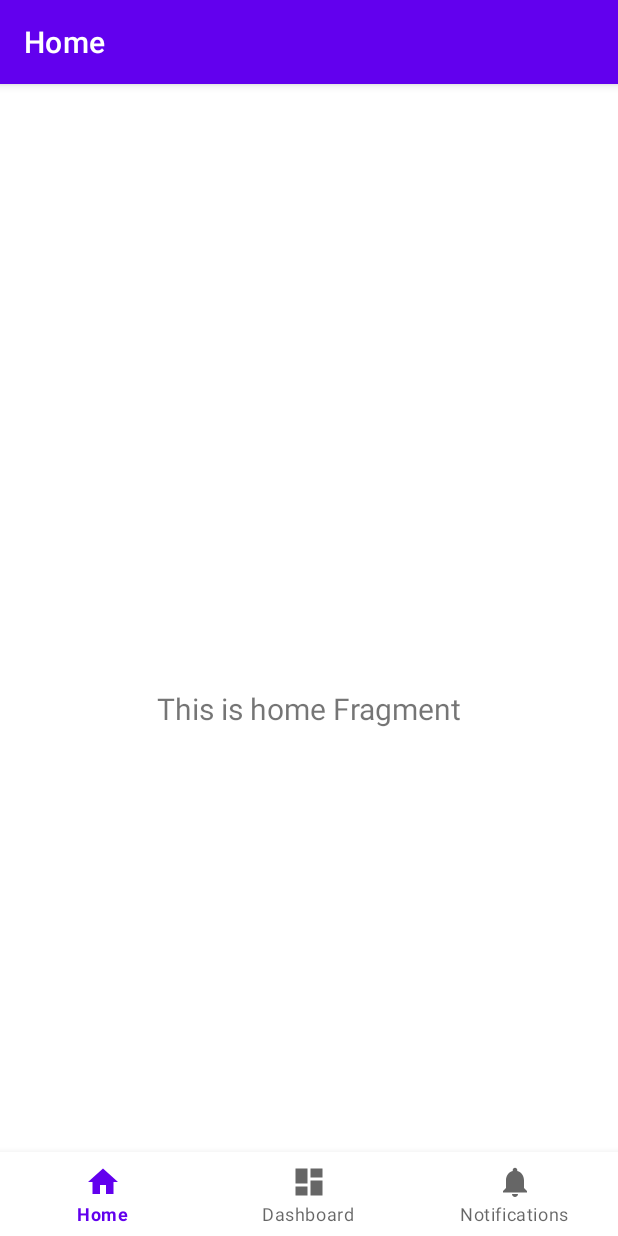
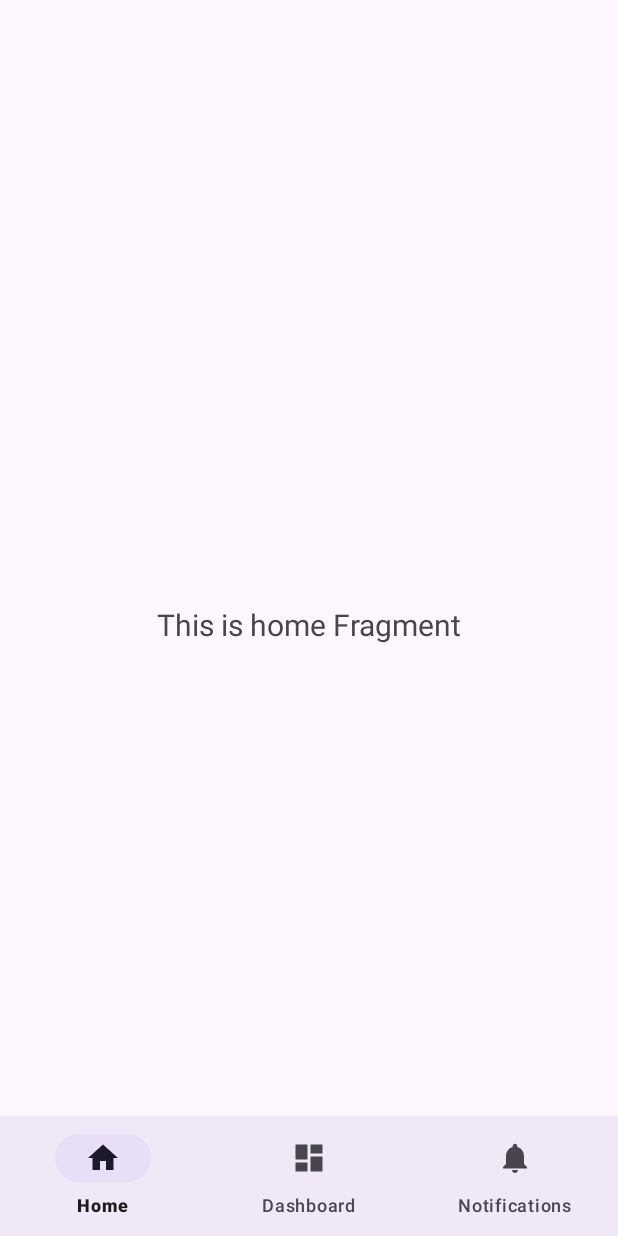
Before and after one commit to platonso/Yamify, an Android app: the screen it shows after launch (MainActivity), on a phone screen of 412 x 824 dp. Run offline under Robolectric (Android 15) with nearby library versions, the phone set to English and light mode, and no system bars; our stand-ins replace navigation-ui.

Commit message:
minor improvements

```diff
--- a/app/src/main/AndroidManifest.xml
+++ b/app/src/main/AndroidManifest.xml
@@ -1,6 +1,8 @@
 <?xml version="1.0" encoding="utf-8"?>
 <manifest xmlns:android="http://schemas.android.com/apk/res/android"
     xmlns:tools="http://schemas.android.com/tools">
+
+    <uses-permission android:name="android.permission.INTERNET"/>
 
     <application
         android:allowBackup="true"
@@ -15,7 +17,7 @@
         <activity
             android:name=".MainActivity"
             android:exported="true"
-            android:label="@string/app_name">
+            android:screenOrientation="portrait">
             <intent-filter>
                 <action android:name="android.intent.action.MAIN" />
 
--- a/app/src/main/java/com/platonso/yamify/MainActivity.kt
+++ b/app/src/main/java/com/platonso/yamify/MainActivity.kt
@@ -1,8 +1,11 @@
 package com.platonso.yamify
 
 import android.os.Bundle
+import androidx.activity.enableEdgeToEdge
 import com.google.android.material.bottomnavigation.BottomNavigationView
 import androidx.appcompat.app.AppCompatActivity
+import androidx.core.view.ViewCompat
+import androidx.core.view.WindowInsetsCompat
 import androidx.navigation.findNavController
 import androidx.navigation.ui.AppBarConfiguration
 import androidx.navigation.ui.setupActionBarWithNavController
@@ -15,9 +18,18 @@ class MainActivity : AppCompatActivity() {
 
     override fun onCreate(savedInstanceState: Bundle?) {
         super.onCreate(savedInstanceState)
-
+        supportActionBar?.hide()
+        enableEdgeToEdge()
         binding = ActivityMainBinding.inflate(layoutInflater)
         setContentView(binding.root)
+
+        ViewCompat.setOnApplyWindowInsetsListener(findViewById(R.id.main)) { v, insets ->
+            val systemBars = insets.getInsets(WindowInsetsCompat.Type.systemBars())
+            v.setPadding(systemBars.left, systemBars.top, systemBars.right, 0)
+            insets
+        }
+
+
 
         val navView: BottomNavigationView = binding.navView
 
--- a/app/src/main/res/layout/activity_main.xml
+++ b/app/src/main/res/layout/activity_main.xml
@@ -1,7 +1,7 @@
 <?xml version="1.0" encoding="utf-8"?>
 <androidx.constraintlayout.widget.ConstraintLayout xmlns:android="http://schemas.android.com/apk/res/android"
     xmlns:app="http://schemas.android.com/apk/res-auto"
-    android:id="@+id/container"
+    android:id="@+id/main"
     android:layout_width="match_parent"
     android:layout_height="match_parent"
     android:paddingTop="?attr/actionBarSize">
--- a/app/src/main/res/values-night/themes.xml
+++ b/app/src/main/res/values-night/themes.xml
@@ -1,16 +1,12 @@
 <resources xmlns:tools="http://schemas.android.com/tools">
     <!-- Base application theme. -->
-    <style name="Theme.Yamify" parent="Theme.MaterialComponents.DayNight.DarkActionBar">
-        <!-- Primary brand color. -->
-        <item name="colorPrimary">@color/purple_200</item>
-        <item name="colorPrimaryVariant">@color/purple_700</item>
-        <item name="colorOnPrimary">@color/black</item>
-        <!-- Secondary brand color. -->
-        <item name="colorSecondary">@color/teal_200</item>
-        <item name="colorSecondaryVariant">@color/teal_200</item>
-        <item name="colorOnSecondary">@color/black</item>
-        <!-- Status bar color. -->
-        <item name="android:statusBarColor">?attr/colorPrimaryVariant</item>
-        <!-- Customize your theme here. -->
+    <style name="Base.Theme.Yamify" parent="Theme.Material3.DayNight">
+        <!-- Customize your dark theme here. -->
+        <!-- <item name="colorPrimary">@color/my_dark_primary</item> -->
+    </style>
+
+    <style name="ThemeOverlay.Yamify.FullscreenContainer" parent="">
+        <item name="fullscreenBackgroundColor">@color/light_blue_900</item>
+        <item name="fullscreenTextColor">@color/light_blue_A400</item>
     </style>
 </resources>
--- /dev/null
+++ b/app/src/main/res/values/attrs.xml
@@ -0,0 +1,6 @@
+<resources>
+    <declare-styleable name="FullscreenAttrs">
+        <attr name="fullscreenBackgroundColor" format="color" />
+        <attr name="fullscreenTextColor" format="color" />
+    </declare-styleable>
+</resources>
--- a/app/src/main/res/values/colors.xml
+++ b/app/src/main/res/values/colors.xml
@@ -1,10 +1,10 @@
 <?xml version="1.0" encoding="utf-8"?>
 <resources>
-    <color name="purple_200">#FFBB86FC</color>
-    <color name="purple_500">#FF6200EE</color>
-    <color name="purple_700">#FF3700B3</color>
-    <color name="teal_200">#FF03DAC5</color>
-    <color name="teal_700">#FF018786</color>
     <color name="black">#FF000000</color>
     <color name="white">#FFFFFFFF</color>
+    <color name="light_blue_600">#FF039BE5</color>
+    <color name="light_blue_900">#FF01579B</color>
+    <color name="light_blue_A200">#FF40C4FF</color>
+    <color name="light_blue_A400">#FF00B0FF</color>
+    <color name="black_overlay">#66000000</color>
 </resources>
--- a/app/src/main/res/values/themes.xml
+++ b/app/src/main/res/values/themes.xml
@@ -1,16 +1,14 @@
 <resources xmlns:tools="http://schemas.android.com/tools">
     <!-- Base application theme. -->
-    <style name="Theme.Yamify" parent="Theme.MaterialComponents.DayNight.DarkActionBar">
-        <!-- Primary brand color. -->
-        <item name="colorPrimary">@color/purple_500</item>
-        <item name="colorPrimaryVariant">@color/purple_700</item>
-        <item name="colorOnPrimary">@color/white</item>
-        <!-- Secondary brand color. -->
-        <item name="colorSecondary">@color/teal_200</item>
-        <item name="colorSecondaryVariant">@color/teal_700</item>
-        <item name="colorOnSecondary">@color/black</item>
-        <!-- Status bar color. -->
-        <item name="android:statusBarColor">?attr/colorPrimaryVariant</item>
-        <!-- Customize your theme here. -->
+    <style name="Base.Theme.Yamify" parent="Theme.Material3.DayNight">
+        <!-- Customize your light theme here. -->
+        <!-- <item name="colorPrimary">@color/my_light_primary</item> -->
+    </style>
+
+    <style name="Theme.Yamify" parent="Base.Theme.Yamify" />
+
+    <style name="ThemeOverlay.Yamify.FullscreenContainer" parent="">
+        <item name="fullscreenBackgroundColor">@color/light_blue_600</item>
+        <item name="fullscreenTextColor">@color/light_blue_A200</item>
     </style>
 </resources>
```
Also changed, not shown: app/src/main/res/values/styles.xml (added, +7 -0 lines), 1 other file.
